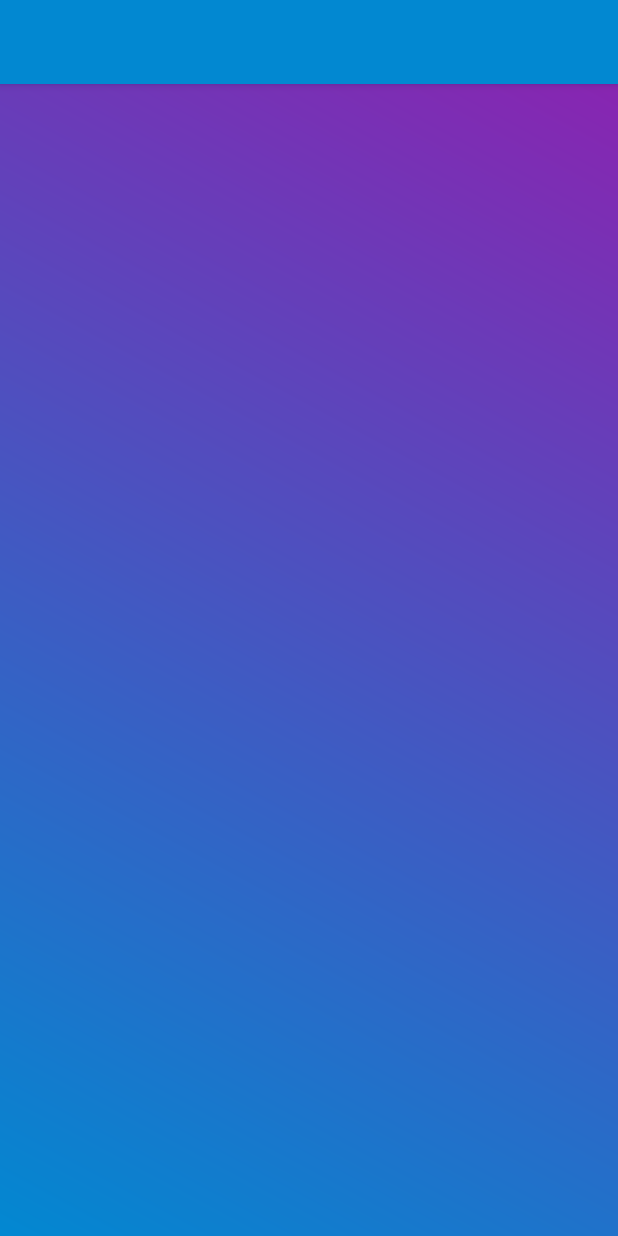
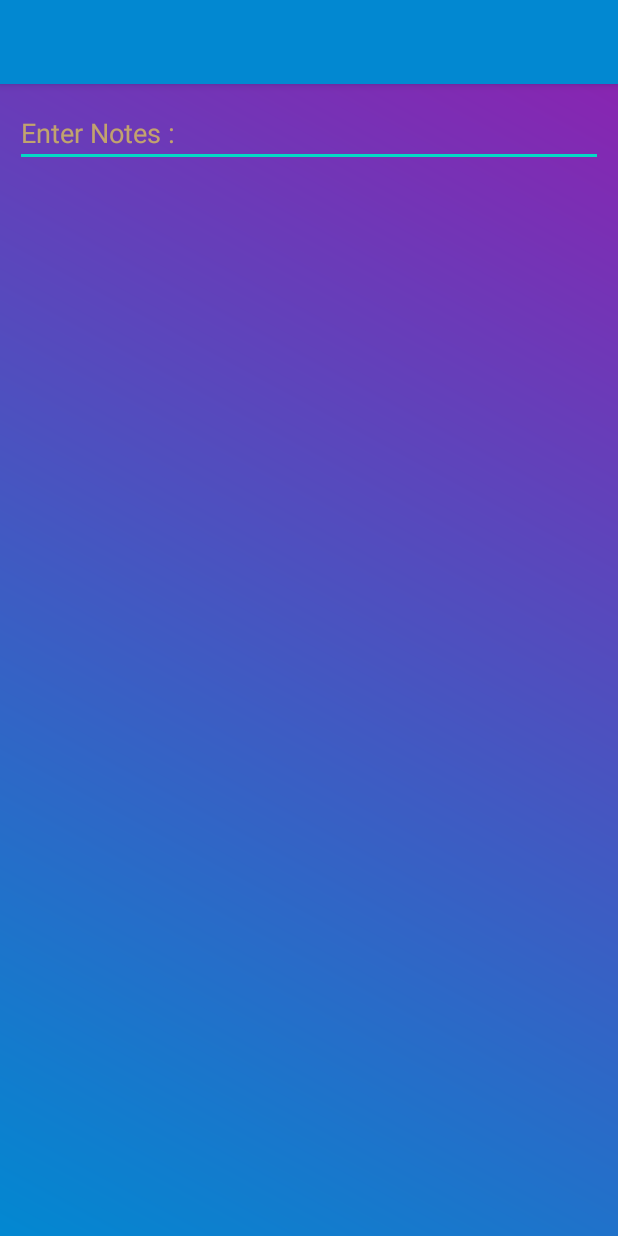
Before and after one commit to TheChiragRathod/Android_Tutorial_9, an Android app: the screen it shows after launch (MainActivity), on a phone screen of 412 x 824 dp. Run offline under Robolectric (Android 15) with nearby library versions, the phone set to English and light mode, and no system bars.

Commit message:
added EditText in activity_main.xml file

```diff
--- a/app/src/main/res/layout/activity_main.xml
+++ b/app/src/main/res/layout/activity_main.xml
@@ -5,4 +5,20 @@
     android:layout_width="match_parent"
     android:layout_height="match_parent"
     android:background="@drawable/gradient"
-    tools:context=".MainActivity" />
+    tools:context=".MainActivity" >
+
+    <EditText
+        android:id="@+id/edtText"
+        android:layout_width="0dp"
+        android:layout_height="wrap_content"
+        android:layout_marginStart="10dp"
+        android:layout_marginTop="10dp"
+        android:layout_marginEnd="10dp"
+        android:ems="10"
+        android:hint="Enter Notes :"
+        android:inputType="textPersonName"
+        android:textColorHint="@color/colorTextHidden"
+        app:layout_constraintEnd_toEndOf="parent"
+        app:layout_constraintStart_toStartOf="parent"
+        app:layout_constraintTop_toTopOf="parent" />
+</androidx.constraintlayout.widget.ConstraintLayout>
--- a/app/src/main/res/values/colors.xml
+++ b/app/src/main/res/values/colors.xml
@@ -6,7 +6,7 @@
 
 
     <color name="colorText">#FFEB3B</color>
-    <color name="colorTextHidden">#85FFEB3B</color>
+    <color name="colorTextHidden">#97FFEB3B</color>
 
     <color name="gradientStart">#7B1FA2</color>
     <color name="gradientEnd">#078693</color>
```
